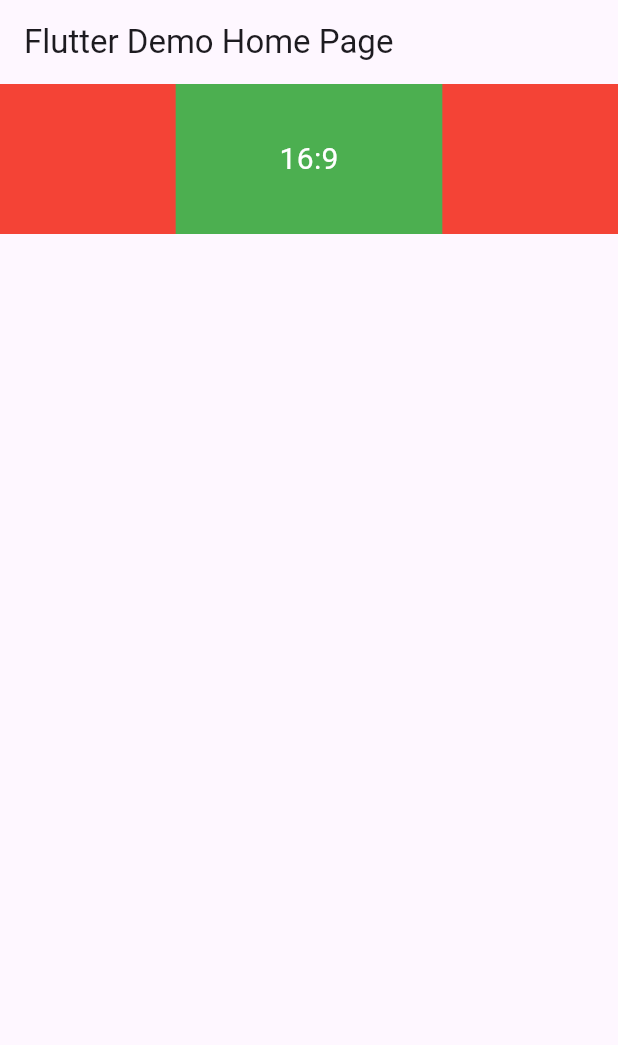
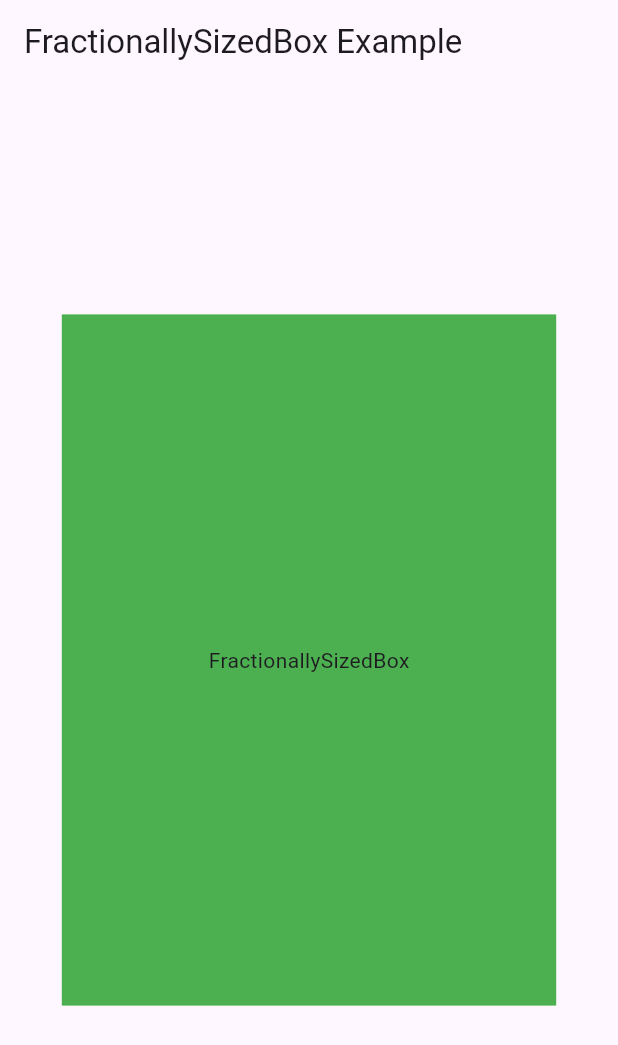
Before and after one commit to OurLokman/flutter_practice_widgets, a Flutter app: the screen it shows after launch, on a phone screen of 412 x 824 dp. Shown: the top 1045 px of the screen. Run offline on Flutter 3.47's test engine with Material 3 defaults, Android fonts, the phone set to English and light mode, and no system bars.

Commit message:
fractionally sizebox

```diff
--- a/lib/main.dart
+++ b/lib/main.dart
@@ -8,30 +8,18 @@ class MyApp extends StatelessWidget {
   @override
   Widget build(BuildContext context) {
     return MaterialApp(
-      title: 'Flutter Demo',
-      theme: ThemeData(
-        primarySwatch: Colors.blue,
-      ),
       home: Scaffold(
-        appBar: AppBar(
-          title: Text('Flutter Demo Home Page'),
-        ),
-        body: Container(
-          color: Colors.red,
-          width: double.infinity,
-          height: 100,
-          alignment: Alignment.center,
-          child: AspectRatio(
-            aspectRatio: 16/9,
+        appBar: AppBar(title: Text('FractionallySizedBox Example')),
+        body: Center(
+          child: FractionallySizedBox(
+            widthFactor: 0.8, // 80% of the parent’s width
+            heightFactor: 0.6, // 50% of the parent’s height
             child: Container(
               color: Colors.green,
-                  child: Center(
-                child: Text('16:9',
-                  style: TextStyle(color: Colors.white, fontSize: 20),),
-            ),
+              child: Center(child: Text('FractionallySizedBox')),
             ),
           ),
-        )
+        ),
       ),
     );
   }
```
